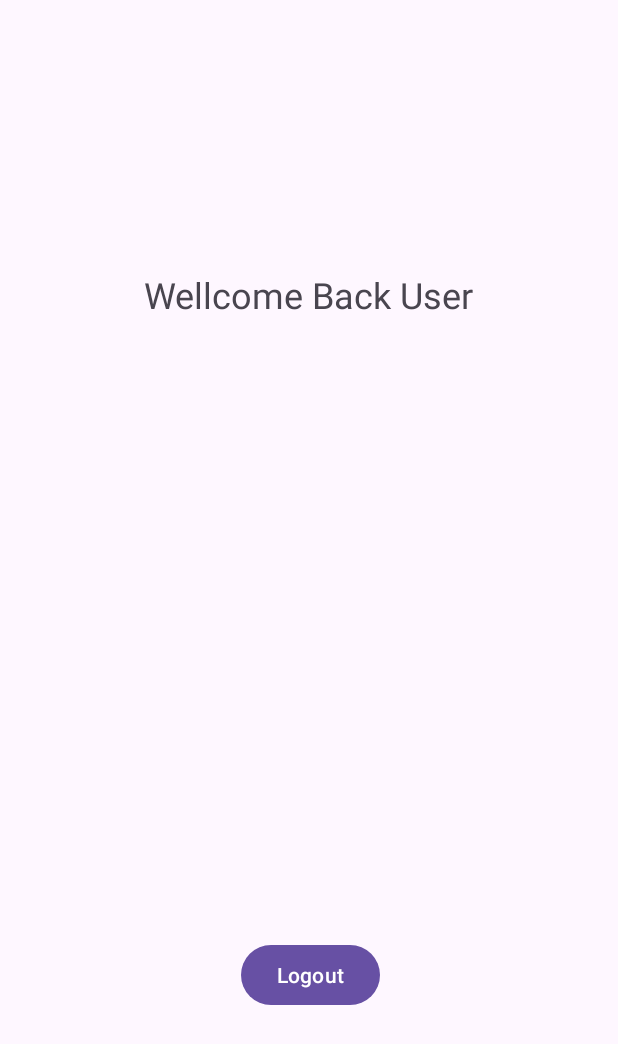
After one commit to balugavade/Timetable_Scheduler1, an Android app: the WellcomeActivity screen opened directly, with no data from a screen before it, on a phone screen of 412 x 824 dp. The commit adds this screen. Shown: the top 1044 px of the screen. Run offline under Robolectric (Android 15) with nearby library versions, the phone set to English and light mode, and no system bars; libraries missing offline, so code that uses them is left out: com.parse; 2 statements that could not run were skipped.

Commit message:
login page with new Activity

```diff
--- /dev/null
+++ b/app/src/main/java/com/example/timetablescheduler/WellcomeActivity.java
@@ -0,0 +1,62 @@
+package com.example.timetablescheduler;
+
+import android.content.Intent;
+import android.os.Bundle;
+import android.widget.Button;
+import android.widget.TextView;
+import android.widget.Toast;
+
+import androidx.activity.EdgeToEdge;
+import androidx.appcompat.app.AppCompatActivity;
+import androidx.core.graphics.Insets;
+import androidx.core.view.ViewCompat;
+import androidx.core.view.WindowInsetsCompat;
+
+import com.parse.ParseUser;
+
+public class WellcomeActivity extends AppCompatActivity {
+
+    @Override
+    protected void onCreate(Bundle savedInstanceState) {
+        super.onCreate(savedInstanceState);
+        EdgeToEdge.enable(this);
+        setContentView(R.layout.activity_wellcome);
+
+        // Handle window insets for modern UI
+        ViewCompat.setOnApplyWindowInsetsListener(findViewById(R.id.main), (v, insets) -> {
+            Insets systemBars = insets.getInsets(WindowInsetsCompat.Type.systemBars());
+            v.setPadding(systemBars.left, systemBars.top, systemBars.right, systemBars.bottom);
+            return insets;
+        });
+
+        // Get current user
+        ParseUser currentUser = ParseUser.getCurrentUser();
+
+        TextView welcomeText = findViewById(R.id.textView);
+        Button logoutButton = findViewById(R.id.button);
+
+        if (currentUser != null) {
+            String username = currentUser.getUsername();
+            welcomeText.setText("Welcome, " + username + "!");
+        } else {
+            // No user, go back to login
+            Intent intent = new Intent(WellcomeActivity.this, MainActivity.class);
+            startActivity(intent);
+            finish();
+        }
+
+        logoutButton.setOnClickListener(v -> {
+            ParseUser.logOutInBackground(e -> {
+                if (e == null) {
+                    Toast.makeText(WellcomeActivity.this, "Logged out successfully!", Toast.LENGTH_SHORT).show();
+                    Intent intent = new Intent(WellcomeActivity.this, MainActivity.class);
+                    intent.setFlags(Intent.FLAG_ACTIVITY_NEW_TASK | Intent.FLAG_ACTIVITY_CLEAR_TASK);
+                    startActivity(intent);
+                    finish();
+                } else {
+                    Toast.makeText(WellcomeActivity.this, "Logout failed: " + e.getMessage(), Toast.LENGTH_SHORT).show();
+                }
+            });
+        });
+    }
+}
--- a/app/src/main/res/layout/activity_main.xml
+++ b/app/src/main/res/layout/activity_main.xml
@@ -77,6 +77,7 @@
         android:ems="10"
         android:hint="       Enter Password"
         android:inputType="text"
+        android:password="true"
         app:layout_constraintBottom_toBottomOf="parent"
         app:layout_constraintEnd_toEndOf="parent"
         app:layout_constraintStart_toStartOf="parent"
--- /dev/null
+++ b/app/src/main/res/layout/activity_wellcome.xml
@@ -0,0 +1,38 @@
+<?xml version="1.0" encoding="utf-8"?>
+<androidx.constraintlayout.widget.ConstraintLayout xmlns:android="http://schemas.android.com/apk/res/android"
+    xmlns:app="http://schemas.android.com/apk/res-auto"
+    xmlns:tools="http://schemas.android.com/tools"
+    android:id="@+id/main"
+    android:layout_width="match_parent"
+    android:layout_height="match_parent"
+    tools:context=".WellcomeActivity">
+
+    <TextView
+        android:id="@+id/textView"
+        android:layout_width="wrap_content"
+        android:layout_height="wrap_content"
+        android:layout_marginStart="96dp"
+        android:layout_marginTop="134dp"
+        android:layout_marginEnd="96dp"
+        android:layout_marginBottom="565dp"
+        android:text="Wellcome Back User"
+        android:textSize="24sp"
+        app:layout_constraintBottom_toBottomOf="parent"
+        app:layout_constraintEnd_toEndOf="parent"
+        app:layout_constraintStart_toStartOf="parent"
+        app:layout_constraintTop_toTopOf="parent" />
+
+    <Button
+        android:id="@+id/button"
+        android:layout_width="wrap_content"
+        android:layout_height="wrap_content"
+        android:layout_marginStart="160dp"
+        android:layout_marginTop="579dp"
+        android:layout_marginEnd="158dp"
+        android:layout_marginBottom="104dp"
+        android:text="Logout"
+        app:layout_constraintBottom_toBottomOf="parent"
+        app:layout_constraintEnd_toEndOf="parent"
+        app:layout_constraintStart_toStartOf="parent"
+        app:layout_constraintTop_toTopOf="parent" />
+</androidx.constraintlayout.widget.ConstraintLayout>
```
Also changed, not shown: app/src/main/AndroidManifest.xml (+6 -5 lines), app/src/main/java/com/example/timetablescheduler/MainActivity.java (+31 -42 lines), app/src/main/java/com/example/timetablescheduler/SignupActivity.java (+21 -29 lines).
